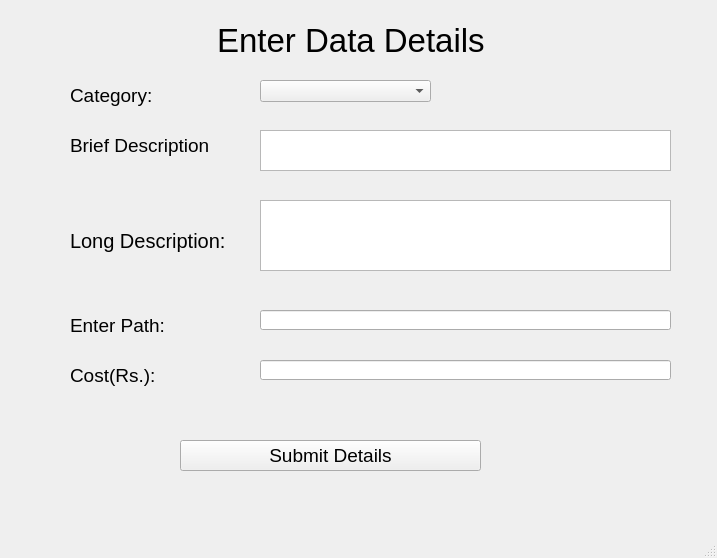
Before: the Qt Designer form sell data.ui in SyedMTaseen/DataSeed, drawn with Qt 5.
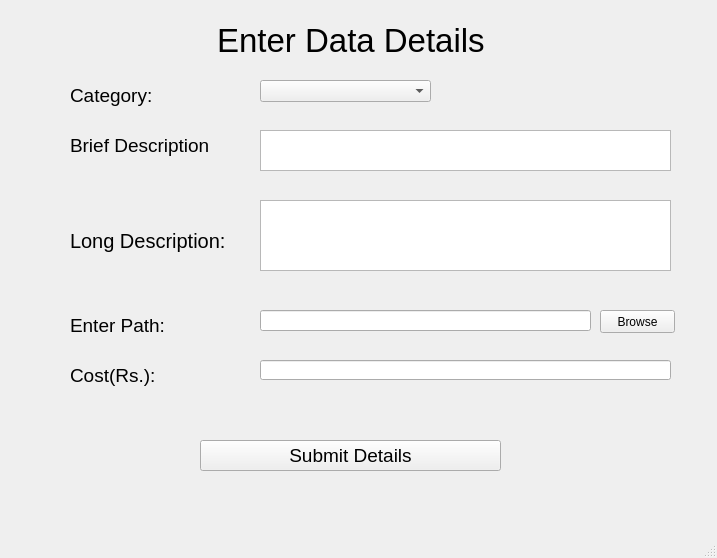
After: the same form once the commit is applied.

What changed in the file:
```diff
--- a/sell data.ui
+++ b/sell data.ui
@@ -124,8 +124,8 @@
      <rect>
       <x>260</x>
       <y>310</y>
-      <width>411</width>
-      <height>20</height>
+      <width>331</width>
+      <height>21</height>
      </rect>
     </property>
    </widget>
@@ -181,7 +181,7 @@
    <widget class="QPushButton" name="submit_btn">
     <property name="geometry">
      <rect>
-      <x>180</x>
+      <x>200</x>
       <y>440</y>
       <width>301</width>
       <height>31</height>
@@ -212,6 +212,19 @@
      <bool>true</bool>
     </property>
    </widget>
+   <widget class="QPushButton" name="browse_btn">
+    <property name="geometry">
+     <rect>
+      <x>600</x>
+      <y>310</y>
+      <width>75</width>
+      <height>23</height>
+     </rect>
+    </property>
+    <property name="text">
+     <string>Browse</string>
+    </property>
+   </widget>
   </widget>
   <widget class="QStatusBar" name="statusbar"/>
  </widget>
```
